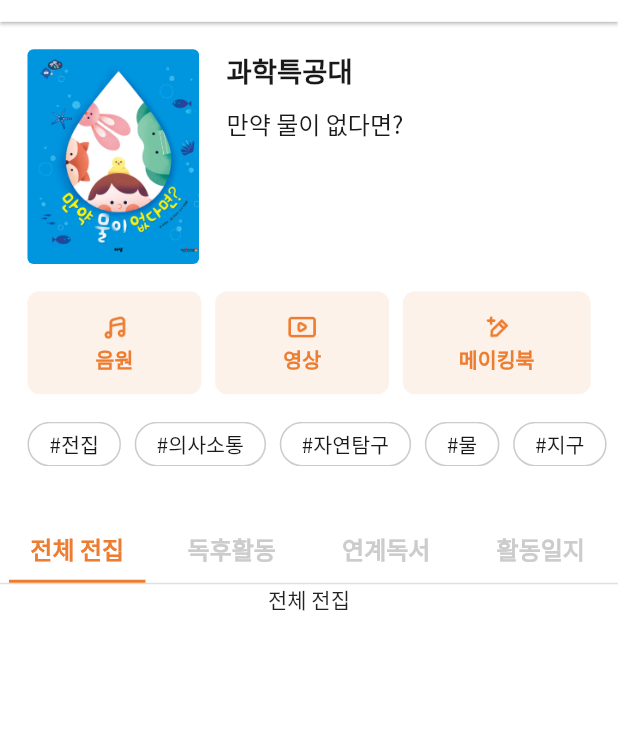
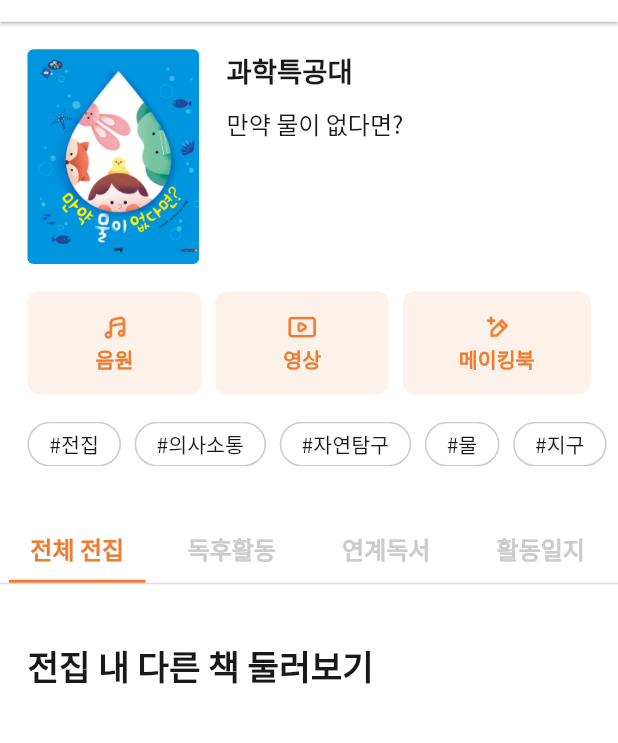
Before and after one commit to mong9nuna/AramiTest, a Flutter app: the LibraryDetailScreen widget shown alone on an empty page, opened directly, on a phone screen of 412 x 824 dp, the part 64-807 px from its top. Run offline on Flutter 3.47's test engine with Material 2 defaults, Android fonts, the phone set to English and light mode, and no system bars; our stand-ins replace image_picker, video_player.

Commit message:
메이킹북 수정

```diff
--- a/lib/library/view/library_detail_allbooks_screen.dart
+++ b/lib/library/view/library_detail_allbooks_screen.dart
@@ -1,3 +1,6 @@
+import 'package:arami/common/const/colors.dart';
+import 'package:arami/common/const/fonts.dart';
+import 'package:arami/common/const/size.dart';
 import 'package:flutter/material.dart';
 
 class LibraryDetailAllbooksScreen extends StatelessWidget {
@@ -5,8 +8,24 @@ class LibraryDetailAllbooksScreen extends StatelessWidget {
 
   @override
   Widget build(BuildContext context) {
-    return Container(
-      child: Text('전체 전집'),
+    return Column(
+      crossAxisAlignment: CrossAxisAlignment.start,
+      children: [
+        Padding(
+          padding: EdgeInsets.only(
+            top: 32.0 * getScaleWidth(context),
+            left: 16.0 * getScaleWidth(context),
+            bottom: 16.0 * getScaleWidth(context),
+          ),
+          child: Text(
+            '전집 내 다른 책 둘러보기',
+            style: TITLE1_BOLD.copyWith(
+              fontSize: 20.0 * getFontWidth(context),
+              color: GRAY090,
+            ),
+          ),
+        ),
+      ],
     );
   }
 }
--- a/lib/library/view/library_detail_screen.dart
+++ b/lib/library/view/library_detail_screen.dart
@@ -149,6 +149,7 @@ class _LibraryDetailScreenState extends State<LibraryDetailScreen>
       child: SingleChildScrollView(
         controller: _scrollController,
         child: Column(
+          crossAxisAlignment: CrossAxisAlignment.start,
           children: [
             Padding(
               padding: EdgeInsets.all(
@@ -387,10 +388,10 @@ class _LibraryDetailScreenState extends State<LibraryDetailScreen>
 
   Widget _getTabAtIndex(int index) {
     var list = [
-      Container(child: LibraryDetailAllbooksScreen()),
-      Container(child: LibraryDetailReadingScreen()),
-      Container(child: LibraryDetailLinkedScreen()),
-      Container(child: LibraryDetailActivityLogScreen()),
+      LibraryDetailAllbooksScreen(),
+      LibraryDetailReadingScreen(),
+      LibraryDetailLinkedScreen(),
+      LibraryDetailActivityLogScreen(),
     ];
     return list[index];
   }
--- a/lib/library/view/library_makingbook_screen.dart
+++ b/lib/library/view/library_makingbook_screen.dart
@@ -372,8 +372,8 @@ class _LibraryMakingBooksScreenState extends State<LibraryMakingBooksScreen> {
                           ),
                         ),
                       ),
-                      if (widget.makingType == 1) AudioBookInput(),
-                      if (widget.makingType == 2) TextBookInput(),
+                      if (widget.makingType == '1') AudioBookInput(),
+                      if (widget.makingType == '2') TextBookInput(),
                     ],
                   ),
                 ),
```
